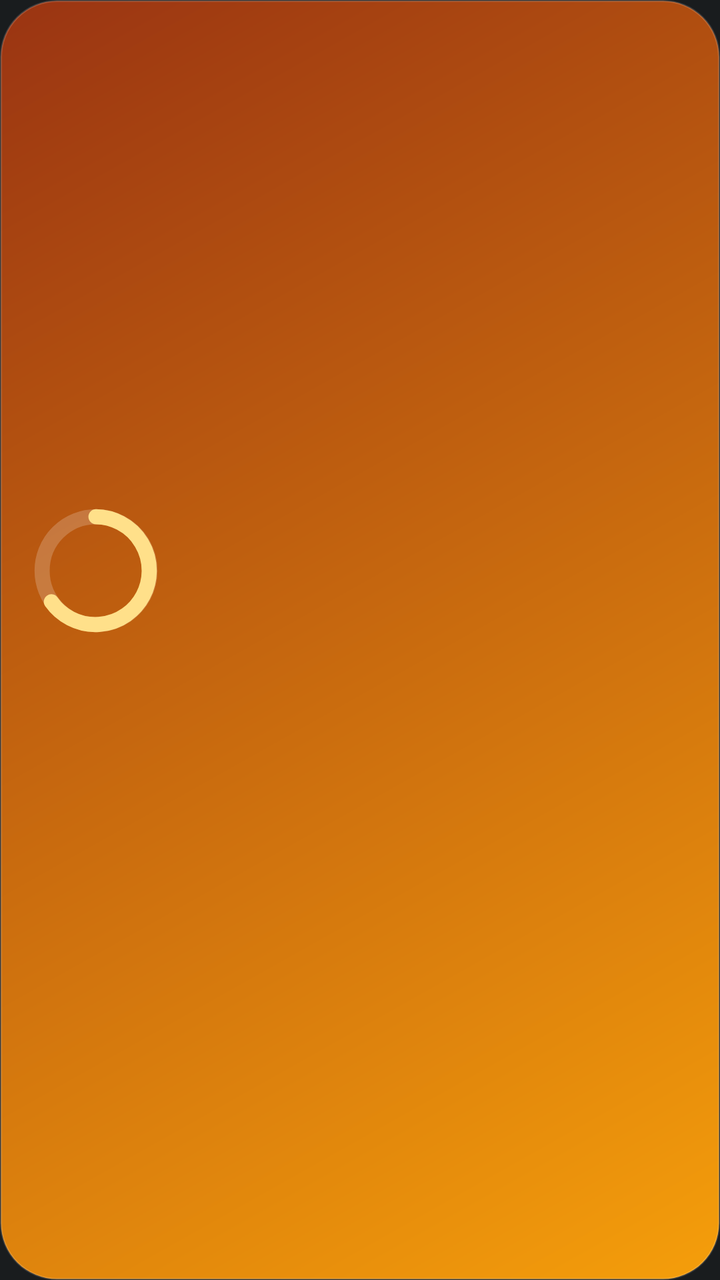
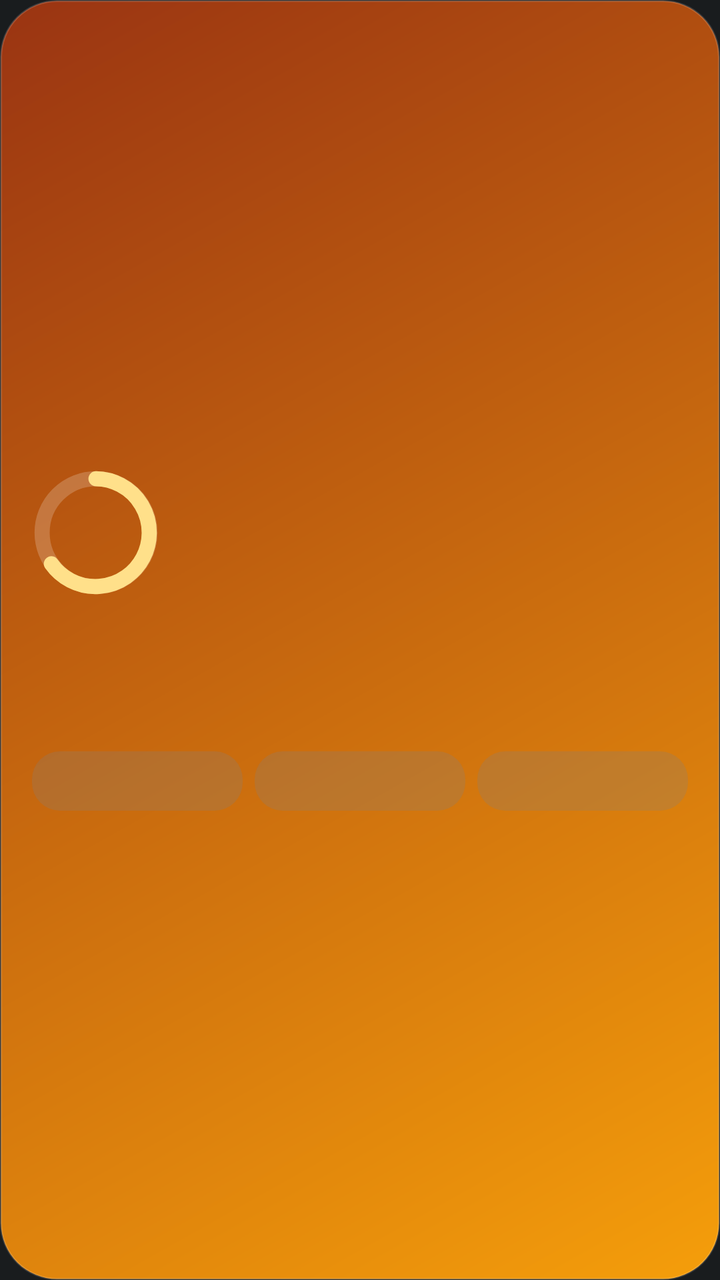

An Android layout rendered at two revisions. The XML below is the earlier revision; the diff shows what the commit changed to produce the second picture.
<!-- AndroidManifest.xml: application theme android:Theme.DeviceDefault.NoActionBar -->
<!-- res/layout/widget_goals_l.xml -->
<?xml version="1.0" encoding="utf-8"?>
<FrameLayout xmlns:android="http://schemas.android.com/apk/res/android"
    android:id="@+id/w_root"
    android:layout_width="match_parent"
    android:layout_height="match_parent">
<ImageView android:id="@+id/w_bg" android:layout_width="match_parent" android:layout_height="match_parent" android:contentDescription="@null" android:scaleType="fitXY" android:src="@drawable/wbg_sig_goals" />
<LinearLayout android:layout_width="match_parent" android:layout_height="match_parent" android:orientation="vertical" android:gravity="center_vertical" android:padding="16dp">
<LinearLayout android:layout_width="match_parent" android:layout_height="wrap_content" android:orientation="horizontal" android:gravity="center_vertical">
<FrameLayout android:layout_width="64dp" android:layout_height="64dp">
<ImageView android:id="@+id/w_ring" android:layout_width="64dp" android:layout_height="64dp" android:contentDescription="@null" android:scaleType="fitCenter" android:src="@drawable/wp_ring" />
<TextView android:id="@+id/w_big" android:layout_width="match_parent" android:layout_height="match_parent" android:maxLines="1" android:ellipsize="end" android:textColor="#FFFFFFFF" android:textSize="15sp" android:textStyle="bold" android:gravity="center" />
</FrameLayout>
<LinearLayout android:layout_width="0dp" android:layout_height="wrap_content" android:orientation="vertical" android:layout_weight="1" android:layout_marginStart="14dp">
<TextView android:id="@+id/w_title" android:layout_width="wrap_content" android:layout_height="wrap_content" android:maxLines="1" android:ellipsize="end" android:textColor="#FFFFFFFF" android:textSize="16sp" android:textStyle="bold" />
<TextView android:id="@+id/w_detail" android:layout_width="wrap_content" android:layout_height="wrap_content" android:layout_marginTop="2dp" android:maxLines="1" android:ellipsize="end" android:textColor="#CCFFFFFF" android:textSize="13sp" />
<TextView android:id="@+id/w_status" android:layout_width="wrap_content" android:layout_height="wrap_content" android:layout_marginTop="2dp" android:maxLines="1" android:ellipsize="end" android:textColor="#FFFFF4CC" android:textSize="12sp" android:textStyle="bold" />
</LinearLayout>
</LinearLayout>
<LinearLayout android:id="@+id/w_g2" android:layout_width="match_parent" android:layout_height="wrap_content" android:orientation="vertical" android:layout_marginTop="8dp">
<LinearLayout android:layout_width="match_parent" android:layout_height="wrap_content" android:orientation="horizontal" android:gravity="center_vertical">
<TextView android:id="@+id/w_g2_title" android:layout_width="0dp" android:layout_height="wrap_content" android:layout_weight="1" android:maxLines="1" android:ellipsize="end" android:textColor="#FFFFFFFF" android:textSize="13sp" />
<TextView android:id="@+id/w_g2_pct" android:layout_width="wrap_content" android:layout_height="wrap_content" android:maxLines="1" android:ellipsize="end" android:textColor="#FFFFF4CC" android:textSize="12sp" android:textStyle="bold" />
</LinearLayout>
<ImageView android:id="@+id/w_g2_bar" android:layout_width="match_parent" android:layout_height="6dp" android:contentDescription="@null" android:scaleType="fitXY" android:layout_marginTop="3dp" />
</LinearLayout>
<LinearLayout android:id="@+id/w_g3" android:layout_width="match_parent" android:layout_height="wrap_content" android:orientation="vertical" android:layout_marginTop="8dp">
<LinearLayout android:layout_width="match_parent" android:layout_height="wrap_content" android:orientation="horizontal" android:gravity="center_vertical">
<TextView android:id="@+id/w_g3_title" android:layout_width="0dp" android:layout_height="wrap_content" android:layout_weight="1" android:maxLines="1" android:ellipsize="end" android:textColor="#FFFFFFFF" android:textSize="13sp" />
<TextView android:id="@+id/w_g3_pct" android:layout_width="wrap_content" android:layout_height="wrap_content" android:maxLines="1" android:ellipsize="end" android:textColor="#FFFFF4CC" android:textSize="12sp" android:textStyle="bold" />
</LinearLayout>
<ImageView android:id="@+id/w_g3_bar" android:layout_width="match_parent" android:layout_height="6dp" android:contentDescription="@null" android:scaleType="fitXY" android:layout_marginTop="3dp" />
</LinearLayout>
</LinearLayout>
</FrameLayout>
<!-- resources referenced by this layout -->
<resources>
  <!-- drawable wbg_sig_goals (drawable) -->
  <?xml version="1.0" encoding="utf-8"?>
  <shape xmlns:android="http://schemas.android.com/apk/res/android" android:shape="rectangle">
      <gradient android:angle="315" android:endColor="#FFF59E0B" android:startColor="#FF9A3412" />
      <corners android:radius="28dp" />
      <stroke android:width="1dp" android:color="#26FFFFFF" />
  </shape>
  <!-- drawable wp_ring (drawable) -->
  <?xml version="1.0" encoding="utf-8"?>
  <vector xmlns:android="http://schemas.android.com/apk/res/android"
      android:width="76dp"
      android:height="76dp"
      android:viewportWidth="76"
      android:viewportHeight="76">
      <path
          android:pathData="M38,6 A32,32 0 1 1 38,70 A32,32 0 1 1 38,6"
          android:strokeWidth="9"
          android:strokeColor="#33FFFFFF" />
      <path
          android:pathData="M38,6 A32,32 0 1 1 11.5,56.5"
          android:strokeLineCap="round"
          android:strokeWidth="9"
          android:strokeColor="#FFFFE08A" />
  </vector>
</resources>

<!-- the commit's change to res/layout/widget_goals_l.xml (unified diff, before → after) -->
@@ -30,5 +30,10 @@
 </LinearLayout>
 <ImageView android:id="@+id/w_g3_bar" android:layout_width="match_parent" android:layout_height="6dp" android:contentDescription="@null" android:scaleType="fitXY" android:layout_marginTop="3dp" />
 </LinearLayout>
+<LinearLayout android:id="@+id/w_q" android:layout_width="match_parent" android:layout_height="wrap_content" android:orientation="horizontal" android:layout_marginTop="8dp">
+<TextView android:id="@+id/w_q1" android:layout_width="0dp" android:layout_height="wrap_content" android:layout_weight="1" android:maxLines="1" android:ellipsize="end" android:textColor="#FFFFFFFF" android:textSize="13sp" android:textStyle="bold" android:gravity="center" android:background="@drawable/wbtn" android:paddingTop="6dp" android:paddingBottom="6dp" />
+<TextView android:id="@+id/w_q2" android:layout_width="0dp" android:layout_height="wrap_content" android:layout_weight="1" android:layout_marginStart="6dp" android:maxLines="1" android:ellipsize="end" android:textColor="#FFFFFFFF" android:textSize="13sp" android:textStyle="bold" android:gravity="center" android:background="@drawable/wbtn" android:paddingTop="6dp" android:paddingBottom="6dp" />
+<TextView android:id="@+id/w_q3" android:layout_width="0dp" android:layout_height="wrap_content" android:layout_weight="1" android:layout_marginStart="6dp" android:maxLines="1" android:ellipsize="end" android:textColor="#FFFFFFFF" android:textSize="13sp" android:textStyle="bold" android:gravity="center" android:background="@drawable/wbtn" android:paddingTop="6dp" android:paddingBottom="6dp" />
+</LinearLayout>
 </LinearLayout>
 </FrameLayout>
<!-- resource entries referenced after the edit -->
@@ -6,6 +6,12 @@
       <gradient android:angle="315" android:endColor="#FFF59E0B" android:startColor="#FF9A3412" />
       <corners android:radius="28dp" />
       <stroke android:width="1dp" android:color="#26FFFFFF" />
+  </shape>
+  <!-- drawable wbtn (drawable) -->
+  <?xml version="1.0" encoding="utf-8"?>
+  <shape xmlns:android="http://schemas.android.com/apk/res/android" android:shape="rectangle">
+      <solid android:color="#40808080" />
+      <corners android:radius="14dp" />
   </shape>
   <!-- drawable wp_ring (drawable) -->
   <?xml version="1.0" encoding="utf-8"?>
